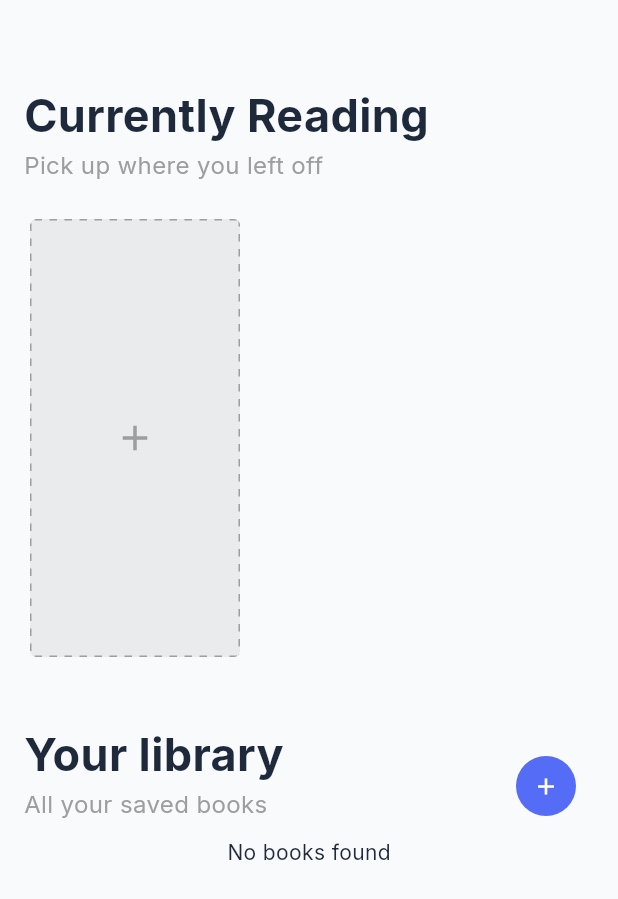
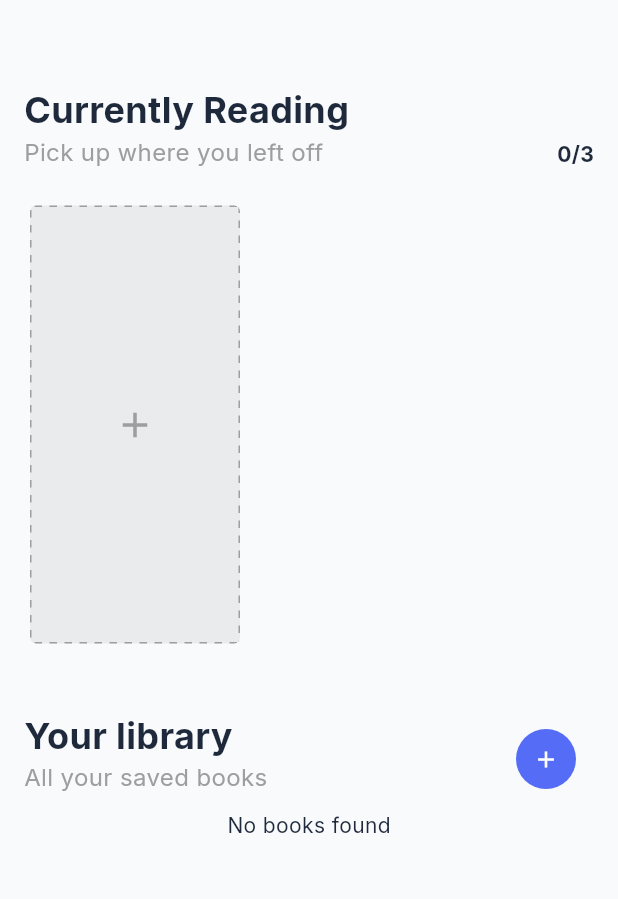
Before and after one commit to JordiiVidal/read-snap-app, a Flutter app: the screen it shows after launch, on a phone screen of 412 x 824 dp. Shown: the top 899 px of the screen. Run offline on Flutter 3.47's test engine with Material 3 defaults, Android fonts, the phone set to English and light mode, and no system bars; our stand-ins replace flutter_riverpod, freezed_annotation, google_fonts, sqflite; accounts and stored records are empty; statements that could not run were skipped.

Commit message:
Reading limit

```diff
--- a/lib/common/widgets/section_header.dart
+++ b/lib/common/widgets/section_header.dart
@@ -28,7 +28,7 @@ class SectionHeader extends StatelessWidget {
                 Text(
                   title,
                   style: const TextStyle(
-                    fontSize: 30,
+                    fontSize: 24,
                     fontWeight: FontWeight.bold,
                   ),
                 ),
--- a/lib/features/book/domain/domain.dart
+++ b/lib/features/book/domain/domain.dart
@@ -6,9 +6,10 @@ export 'repositories/book_repository.dart';
 export 'services/book_validator_service.dart';
 export 'services/exceptions.dart';
 // Use cases
+export 'use_cases/check_reading_limit_use_case.dart';
 export 'use_cases/create_book_use_case.dart';
 export 'use_cases/delete_book_use_case.dart';
 export 'use_cases/get_book_by_id_use_case.dart';
-export 'use_cases/get_book_by_name_and_author_use_case.dart';
+export 'use_cases/check_book_uniqueness_use_case.dart';
 export 'use_cases/get_books_use_case.dart';
 export 'use_cases/update_book_use_case.dart';
--- a/lib/features/book/domain/repositories/book_repository.dart
+++ b/lib/features/book/domain/repositories/book_repository.dart
@@ -7,6 +7,8 @@ abstract class BookRepository {
 
   Future<BookEntity?> getBookByNameAndAuthor(String name, String author);
 
+  Future<int> countBooksByStatus(BookStatus status);
+
   Future<void> addBook(BookEntity book);
 
   Future<void> updateBook(BookEntity book);
--- a/lib/features/book/presentation/pages/book_list_page.dart
+++ b/lib/features/book/presentation/pages/book_list_page.dart
@@ -17,6 +17,7 @@ class BookListPage extends StatelessWidget {
             const SectionHeader(
               title: 'Currently Reading',
               subtitle: 'Pick up where you left off',
+              actionWidget: ReadingLimitCounter(),
             ),
             const SizedBox(height: 20),
 
--- a/lib/features/book/presentation/presentation.dart
+++ b/lib/features/book/presentation/presentation.dart
@@ -8,7 +8,8 @@ export 'pages/book_create_page.dart';
 export 'pages/book_detail_page.dart';
 export 'pages/book_list_page.dart';
 // Providers
-export 'providers/book_list_selectors.dart';
+export 'providers/book_list_selectors_provider.dart';
+export 'providers/reading_limit_status_provider.dart';
 // Widgets
 export 'widgets/book_header.dart';
 // Cards
@@ -27,3 +28,4 @@ export 'widgets/list/book_list.dart';
 export 'widgets/list/book_list_empty.dart';
 export 'widgets/list/book_list_item.dart';
 export 'widgets/list/book_list_loading.dart';
+export 'widgets/reading_limit_counter.dart';
--- /dev/null
+++ b/lib/features/book/presentation/providers/reading_limit_status_provider.dart
@@ -0,0 +1,29 @@
+import 'package:flutter_riverpod/flutter_riverpod.dart';
+import 'package:read_snap/features/book/domain/domain.dart';
+import 'package:read_snap/features/book/presentation/providers/book_list_selectors_provider.dart';
+
+class ReadingLimitStatus {
+  final int count;
+  final int limit;
+
+  ReadingLimitStatus(this.count)
+    : limit = CheckReadingLimitUseCase.maxReadingBooks;
+
+  String get displayString => '$count/$limit';
+  bool get isMaxedOut => count >= limit;
+}
+
+final readingLimitStatusProvider = Provider<AsyncValue<ReadingLimitStatus>>((
+  ref,
+) {
+  final booksAsync = ref.watch(readingBooksProvider);
+
+  return booksAsync.when(
+    loading: () => const AsyncValue.loading(),
+    error: (e, st) => AsyncValue.error(e, st),
+    data: (books) {
+      final status = ReadingLimitStatus(books.length);
+      return AsyncValue.data(status);
+    },
+  );
+});
--- a/lib/features/book/presentation/widgets/list/book_list.dart
+++ b/lib/features/book/presentation/widgets/list/book_list.dart
@@ -8,11 +8,15 @@ class BookList extends ConsumerWidget {
   @override
   Widget build(BuildContext context, WidgetRef ref) {
     final bookListAsync = ref.watch(readingBooksProvider);
+    final limitStatusAsync = ref.watch(readingLimitStatusProvider);
 
     return bookListAsync.when(
       loading: () => BookListLoading(),
       error: (err, stack) => Center(child: Text('An error occurred: $err')),
       data: (books) {
+        final isMaxedOut = limitStatusAsync.value?.isMaxedOut ?? false;
+        final itemCount = books.length + (isMaxedOut ? 0 : 1);
+
         // Empty
         if (books.isEmpty) {
           return BookListEmpty();
@@ -21,11 +25,11 @@ class BookList extends ConsumerWidget {
         // Data
         return ListView.separated(
           scrollDirection: Axis.horizontal,
-          itemCount: books.length + 1,
+          itemCount: itemCount,
           padding: const EdgeInsets.symmetric(horizontal: 16),
           separatorBuilder: (context, index) => const SizedBox(width: 16.0),
           itemBuilder: (context, index) {
-            if (index == books.length) {
+            if (index == books.length && !isMaxedOut) {
               return BookListEmptyItem();
             }
             return BookListItem(books[index]);
--- /dev/null
+++ b/lib/features/book/presentation/widgets/reading_limit_counter.dart
@@ -0,0 +1,28 @@
+import 'package:flutter/material.dart';
+import 'package:flutter_riverpod/flutter_riverpod.dart';
+import 'package:read_snap/features/book/presentation/providers/reading_limit_status_provider.dart';
+
+class ReadingLimitCounter extends ConsumerWidget {
+  final TextStyle? textStyle;
+
+  const ReadingLimitCounter({super.key, this.textStyle});
+
+  @override
+  Widget build(BuildContext context, WidgetRef ref) {
+    final statusAsync = ref.watch(readingLimitStatusProvider);
+
+    return statusAsync.when(
+      loading: () => const Text('/', style: TextStyle(fontSize: 14)),
+      error: (e, st) =>
+          const Text('Error', style: TextStyle(color: Colors.red)),
+      data: (status) {
+        return Text(
+          status.displayString,
+          style:
+              textStyle ??
+              const TextStyle(fontWeight: FontWeight.bold, fontSize: 14),
+        );
+      },
+    );
+  }
+}
```
Also changed, not shown: lib/core/injection_container.dart (+13 -4 lines), lib/features/book/data/repositories/book_repository_impl.dart (+10 -0 lines), lib/features/book/domain/services/exceptions.dart (+17 -0 lines), lib/features/book/domain/use_cases/check_book_uniqueness_use_case.dart (added, +15 -0 lines), lib/features/book/domain/use_cases/check_reading_limit_use_case.dart (added, +18 -0 lines), lib/features/book/domain/use_cases/create_book_use_case.dart (+12 -10 lines), lib/features/book/domain/use_cases/get_book_by_name_and_author_use_case.dart (deleted, +0 -11 lines), lib/features/book/presentation/providers/book_list_selectors_provider.dart (renamed from lib/features/book/presentation/providers/book_list_selectors.dart).
